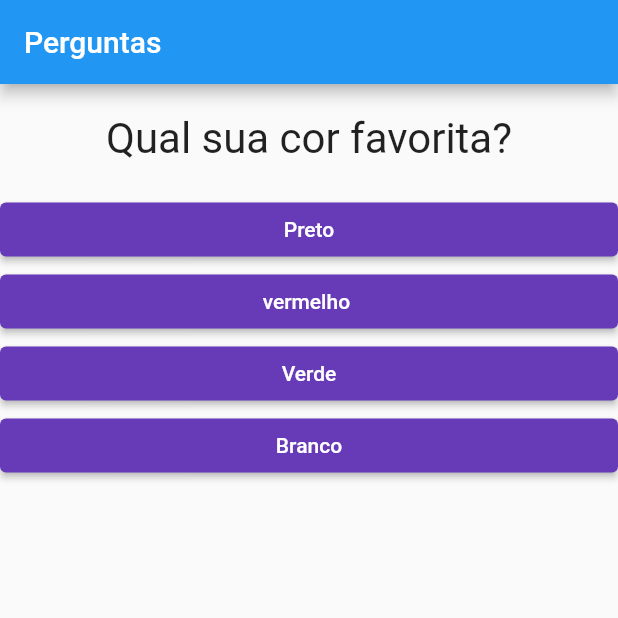
After one commit to CimyJr/flutter, a Flutter app: the screen it shows after launch, on a phone screen of 412 x 824 dp, the top half of it. The commit adds this screen. Run offline on Flutter 3.47's test engine with Material 2 defaults, Android fonts, the phone set to English and light mode, and no system bars.

Commit message:
6th commit

```diff
--- a/lib/main.dart
+++ b/lib/main.dart
@@ -1,13 +1,12 @@
 import 'package:flutter/material.dart';
-import './questao.dart';
-import './resposta.dart';
 import './resultado.dart';
+import './questionario.dart';
 
 main() => runApp(PerguntaAPP());
 
 class _PerguntaAppState extends State<PerguntaAPP> {
   int _perguntaSelecionada = 0;
-final List<Map> _perguntas = const [
+  final List<Map<String, Object>> _perguntas = const [
     {
       'texto': "Qual sua cor favorita?",
       'resposta': ['Preto', 'vermelho ', 'Verde', 'Branco']
@@ -22,7 +21,6 @@ final List<Map> _perguntas = const [
     },
   ];
 
-
   void _responder() {
     setState(() {
       _perguntaSelecionada++;
@@ -30,15 +28,12 @@ final List<Map> _perguntas = const [
     // print('Pergunta respondida :D');
   }
 
-  bool get temPerguntaSelecionada{
+   bool get temPerguntaSelecionada {
     return _perguntaSelecionada < _perguntas.length;
   }
 
   @override
   Widget build(BuildContext context) {
-
-    List<String> respostas = temPerguntaSelecionada ? _perguntas[_perguntaSelecionada]['resposta'] : [];
-
     // for (var textoResp in repostas) {
     // widgets.add(Resposta(textoResp, _responder));
     // }
@@ -49,12 +44,12 @@ final List<Map> _perguntas = const [
           appBar: AppBar(
             title: const Text("Perguntas"),
           ),
-          body: temPerguntaSelecionada ? Column(
-            children: [
-              Questao(_perguntas[_perguntaSelecionada]['texto']),
-              ...respostas.map((t) => Resposta(t, _responder)).toList(),
-             ],
-          ):Resultado() ),
+          body: temPerguntaSelecionada
+              ? Questionario(
+                  perguntas: _perguntas,
+                  perguntaSelecionada: _perguntaSelecionada,
+                  responder: _responder)
+              : Resultado()),
     );
   }
 }
--- /dev/null
+++ b/lib/questionario.dart
@@ -0,0 +1,38 @@
+import 'package:flutter/material.dart';
+import 'package:projeto_perguntas/questao.dart';
+import 'package:projeto_perguntas/resposta.dart';
+
+
+class Questionario extends StatelessWidget {
+  const Questionario(
+      {super.key,
+      required this.perguntas,
+      required this.perguntaSelecionada,
+      required this.responder});
+  final List<Map<String, Object>> perguntas;
+  final int perguntaSelecionada;
+  final void Function() responder;
+
+  /*Questionario({super.key,
+    required this.perguntas,
+    required this.perguntaSelecionada,
+    required this.responder,
+    })*/
+
+  bool get temPerguntaSelecionada {
+    return perguntaSelecionada < perguntas.length;
+  }
+
+  @override
+  Widget build(BuildContext context) {
+    List<String> respostas = temPerguntaSelecionada
+        ? perguntas[perguntaSelecionada]['resposta'] as List<String>
+        : [];
+    return Column(
+      children: [
+        Questao(perguntas[perguntaSelecionada]['texto'] as String),
+        ...respostas.map((t) => Resposta(t, responder)).toList(),
+      ],
+    );
+  }
+}
```
Also changed, not shown: 1 other file. Lines whose indentation alone changed are shown as unchanged.
